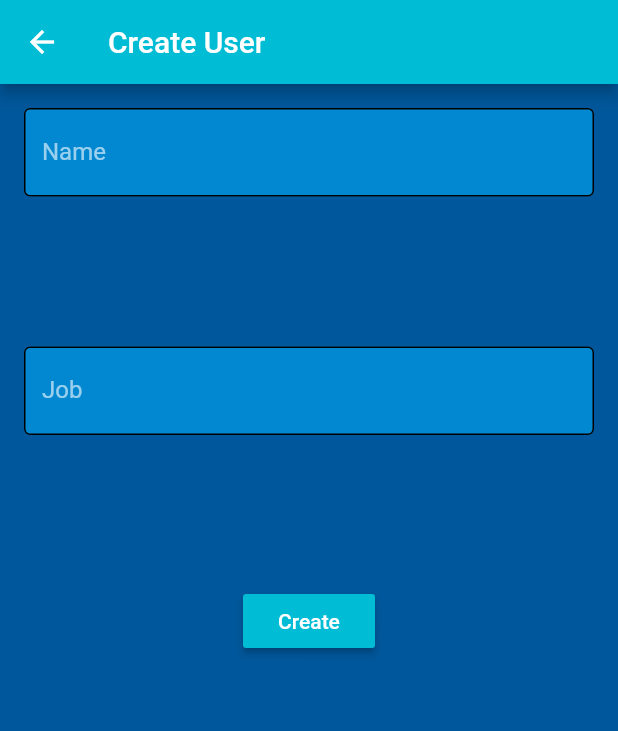
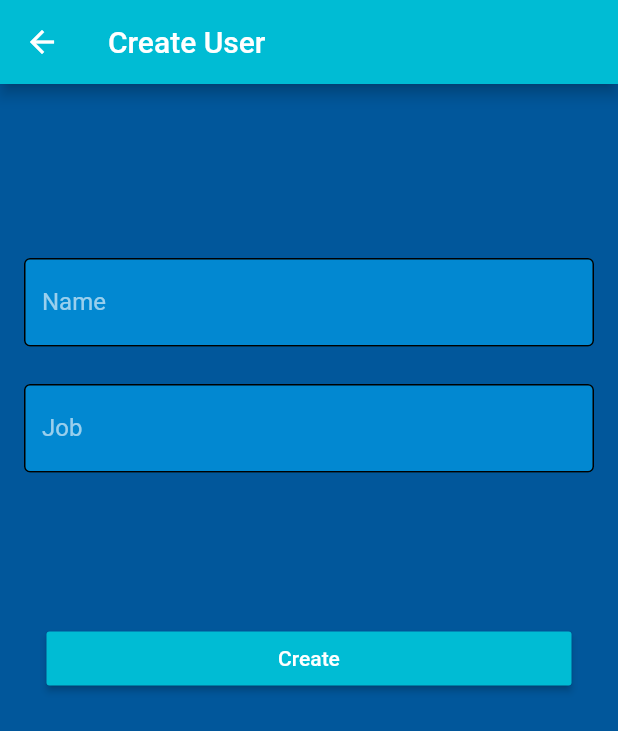
Before and after one commit to Mariobahaa/Flutter_Day3_ITI, a Flutter app: the screen it shows after launch, after a tap on the "add" icon, on a phone screen of 412 x 824 dp. Shown: the top 731 px of the screen. Run offline on Flutter 3.47's test engine with Material 2 defaults, Android fonts, the phone set to English and light mode, and no system bars; our stand-ins replace bloc, flutter_bloc; network calls fail.

```diff
--- /dev/null
+++ b/lib/blocs/users_bloc/usersbloc.dart
@@ -0,0 +1,32 @@
+//Bloc
+import 'package:bloc/bloc.dart';
+import 'package:day3/blocs/users_bloc/usersevents.dart';
+import 'package:day3/blocs/users_bloc/usersstate.dart';
+import 'package:day3/models/appstate.dart';
+import 'package:day3/models/user.dart';
+import 'package:day3/repos/users.dart';
+
+class UsersBloc extends Bloc<UsersBlocEvent, AppState<UsersState>> {
+  UsersBloc() : super(AppState());
+
+  @override
+  Stream<AppState<UsersState>> mapEventToState(UsersBlocEvent event) async* {
+    if (event is GetAllUsersBlocEvent) {
+      try {
+        yield AppState(waiting: true);
+        List<User> users = await UsersRepo().getUsers();
+        AppState<UsersState> ystate =
+            AppState(hasData: true, data: UsersState(usersList: users));
+        yield ystate;
+      } catch (err) {
+        yield AppState(hasError: true, error: err.toString());
+      }
+    } else if (event is GetOneUserBlocEvent) {
+      AppState<UsersState> ystate = AppState(
+          hasData: true, data: UsersState(usersList: state.data.usersList));
+      ystate.data.selectedUser = state.data.usersList
+          .firstWhere((element) => element.id == event.userId);
+      yield ystate;
+    }
+  }
+}
--- a/lib/main.dart
+++ b/lib/main.dart
@@ -19,6 +19,7 @@ class MyApp extends StatelessWidget {
           buttonColor: Colors.cyan.shade500,
           floatingActionButtonTheme: FloatingActionButtonThemeData(
             backgroundColor: Colors.cyan.shade500,
+            foregroundColor: Colors.cyan.shade100,
           )),
       initialRoute: '/',
       routes: {
--- a/lib/screens/createuser.dart
+++ b/lib/screens/createuser.dart
@@ -21,9 +21,12 @@ class _CreateUserState extends State<CreateUser> {
             key: _formState,
             child: Column(
               children: [
+                SizedBox(
+                  height: 100,
+                ),
                 _nameField(),
                 SizedBox(
-                  height: 100,
+                  height: 25,
                 ),
                 _jobField(),
                 SizedBox(
@@ -96,7 +99,9 @@ class _CreateUserState extends State<CreateUser> {
   }
 
   Widget _submitButton() {
-    return RaisedButton(
+    return Container(
+      width: 350,
+      child: RaisedButton(
         child: Text("Create"),
         onPressed: () async {
           if (_saveAndValidate()) {
@@ -124,6 +129,7 @@ class _CreateUserState extends State<CreateUser> {
             );
           }
         },
+      ),
     );
   }
 }
--- a/lib/screens/userspanel.dart
+++ b/lib/screens/userspanel.dart
@@ -1,8 +1,13 @@
+import 'package:day3/blocs/users_bloc/usersbloc.dart';
+import 'package:day3/blocs/users_bloc/usersevents.dart';
+import 'package:day3/blocs/users_bloc/usersstate.dart';
+import 'package:day3/models/appstate.dart';
 import 'package:day3/screens/userdetails.dart';
 import 'package:flutter/material.dart';
 import 'package:day3/models/user.dart';
 import 'package:day3/components/ucard.dart';
 import 'package:day3/repos/users.dart';
+import 'package:flutter_bloc/flutter_bloc.dart';
 
 class UsersPanel extends StatefulWidget {
   UsersPanel({this.title = 'Users'});
@@ -13,6 +18,62 @@ class UsersPanel extends StatefulWidget {
 }
 
 class _UsersPanelState extends State<UsersPanel> {
+  UsersBloc usersBloc;
+
+  Widget _bugrid() {
+    return BlocBuilder<UsersBloc, AppState<UsersState>>(
+      bloc: usersBloc,
+      builder: (context, state) {
+        if (state.hasData) {
+          return GridView.count(
+            padding: EdgeInsets.only(
+              top: 12.0,
+            ),
+            crossAxisCount: 2,
+            crossAxisSpacing: 5.0,
+            mainAxisSpacing: 5.0,
+            children: List.generate(
+              state.data.usersList.length,
+              (index) => UCard(
+                  user: state.data.usersList[index],
+                  onCardTap: (User user) {
+                    usersBloc.add(GetOneUserBlocEvent(userId: user.id));
+                    Navigator.of(context).push(MaterialPageRoute(
+                      builder: (context) {
+                        return BlocProvider.value(
+                          value: usersBloc,
+                          child: UserDetails(),
+                        );
+                      },
+                    ));
+                    //  -> version 1
+                    // print(user);
+                    // Navigator.pushNamed(context, '/details',
+                    //     arguments: ScreenArguments(
+                    //         user: state.data.usersList[index],
+                    //         title: '${state.data.usersList[index].name}'));
+                  }),
+            ),
+          );
+        } else {
+          return Container(
+            color: Colors.lightBlue.shade800,
+            child: Center(
+              child: Text(
+                "No data to Show",
+                style: TextStyle(
+                  color: Colors.cyan.shade100,
+                  fontWeight: FontWeight.bold,
+                  fontSize: 32,
+                ),
+              ),
+            ),
+          );
+        }
+      },
+    );
+  }
+
   Widget _fugrid() {
     return FutureBuilder<List<User>>(
         future: _fusers,
@@ -50,7 +111,8 @@ class _UsersPanelState extends State<UsersPanel> {
                     fontSize: 32,
                   ),
                 ),
-                ));
+              ),
+            );
           }
         });
   }
@@ -120,7 +182,9 @@ class _UsersPanelState extends State<UsersPanel> {
   void initState() {
     // TODO: implement initState
     super.initState();
-    _fusers = UsersRepo().getUsers();
+    //_fusers = UsersRepo().getUsers();
+    usersBloc = UsersBloc();
+    usersBloc.add(GetAllUsersBlocEvent());
   }
 
   @override
@@ -129,7 +193,10 @@ class _UsersPanelState extends State<UsersPanel> {
       floatingActionButton: FloatingActionButton(
         child: Icon(Icons.add),
         onPressed: () {
+          //version 2
           dynamic newUser = Navigator.pushNamed(context, '/create') ?? User();
+
+          //version 1
           //   Navigator.pushNamed(context, '/details',
           //       arguments: ScreenArguments(
           //           user: newUser ?? User(), title: '${newUser?.name}'));
@@ -138,8 +205,7 @@ class _UsersPanelState extends State<UsersPanel> {
       appBar: AppBar(
         title: Text(widget.title),
       ),
-      body: Container(
-        child: this._fugrid(),
+      body: Container(child: this._bugrid() //this._fugrid(),
           ),
     );
   }
--- a/pubspec.yaml
+++ b/pubspec.yaml
@@ -29,6 +29,8 @@ dependencies:
   # Use with the CupertinoIcons class for iOS style icons.
   cupertino_icons: ^1.0.2
   http: ^0.13.3
+  bloc: ^7.0.0
+  flutter_bloc: ^7.0.0
 
 
 dev_dependencies:
```
Also changed, not shown: lib/blocs/users_bloc/usersevents.dart (added, +9 -0 lines), lib/blocs/users_bloc/usersstate.dart (added, +8 -0 lines), lib/models/appstate.dart (added, +12 -0 lines), lib/screens/userdetails.dart (+7 -4 lines), pubspec.lock. Lines whose indentation alone changed are shown as unchanged.
